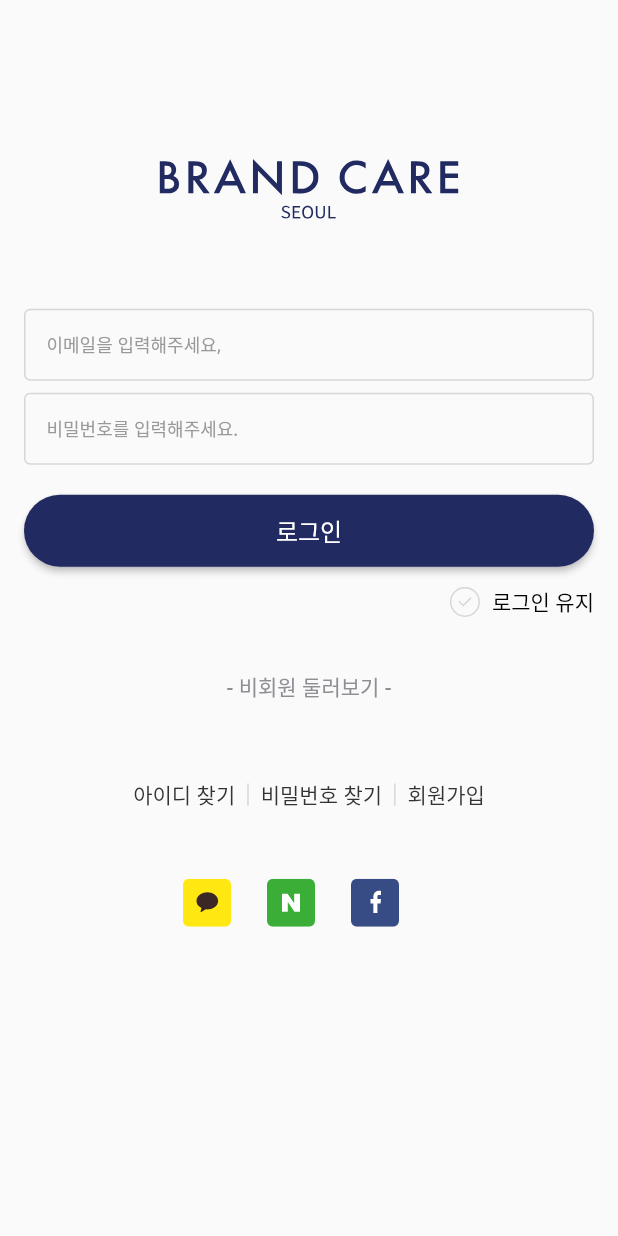
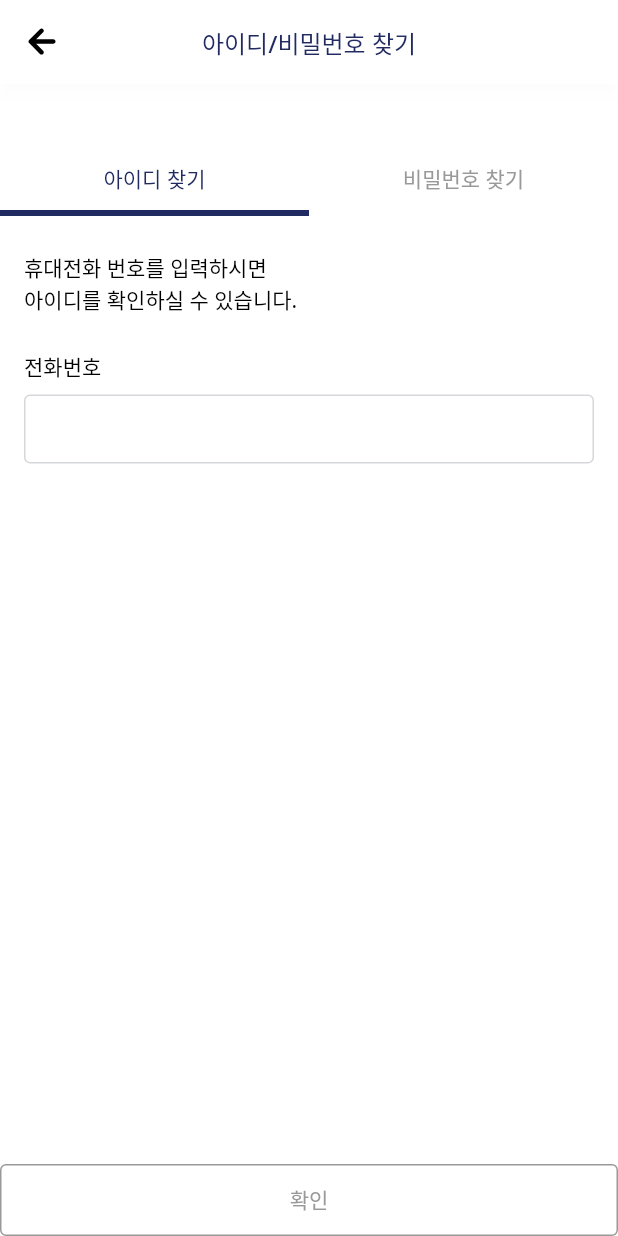
Before and after one commit to DAE-HYEON-HONG/BrandCare_flutterApp, a Flutter app: the screen it shows after launch, after a tap on "아이디 찾기", on a phone screen of 412 x 824 dp. Run offline on Flutter 3.47's test engine with Material 2 defaults, Android fonts, the phone set to English and light mode, and no system bars; our stand-ins replace flutter_screenutil, flutter_svg, get, photo_view.

Commit message:
ui: 계정찾기

```diff
--- /dev/null
+++ b/lib/bindings/findAccount_binding.dart
@@ -0,0 +1,10 @@
+import 'package:brandcare_mobile_flutter_v2/controllers/auth/find_controller.dart';
+import 'package:get/get.dart';
+
+class FindAccountBinding implements Bindings {
+  @override
+  void dependencies() {
+    Get.put(FindController());
+  }
+
+}
--- /dev/null
+++ b/lib/controllers/auth/find_controller.dart
@@ -0,0 +1,176 @@
+import 'package:brandcare_mobile_flutter_v2/controllers/base_controller.dart';
+import 'package:brandcare_mobile_flutter_v2/utils/regex_util.dart';
+import 'package:brandcare_mobile_flutter_v2/widgets/custom_dialog_widget.dart';
+import 'package:flutter/cupertino.dart';
+import 'package:flutter/material.dart';
+import 'package:get/get.dart';
+
+enum FindIdStateEnum { NONE, FIND_ALL_ID, DONE }
+
+enum FindPwStateEnum { NONE, AUTH }
+
+class FindController extends BaseController with SingleGetTickerProviderMixin {
+   TextEditingController emailController = TextEditingController();
+   TextEditingController phoneController = TextEditingController();
+   TextEditingController authCodeController = TextEditingController();
+
+   TextEditingController pwController = TextEditingController();
+   TextEditingController rePwController = TextEditingController();
+
+  int currentIndex = 0;
+  String phone = '';
+  String authCode = '';
+
+  bool isAuth = false;
+
+  bool isPwAuth = false;
+
+  Rx<bool> isPhone = false.obs;
+  Rx<String> phoneTxt = ''.obs;
+
+  Rx<bool> isCode = false.obs;
+  Rx<String> codeTxt = ''.obs;
+
+  Rx<bool> enableButton = false.obs;
+
+   Rx<String> pwTxt = ''.obs;
+   Rx<String> rePwTxt = ''.obs;
+   Rx<bool> isPwCheck = false.obs;
+
+  Rx<FindIdStateEnum> idState = FindIdStateEnum.NONE.obs;
+  Rx<FindPwStateEnum> pwState = FindPwStateEnum.NONE.obs;
+
+  late TabController tabController;
+
+  changeCurrentIndex({required int index}) {
+    currentIndex = index;
+    update();
+  }
+
+  showInfoFindId() {
+    Get.dialog(CustomDialogWidget(
+      content: '휴대전화 번호 인증을 하시면\n전체 아이디를 확인 하실 수 있습니다.\n인증을 진행하시겠습니까?',
+      title: '아이디 찾기 안내\n\nte***@test.com',
+      isSingleButton: false,
+      onClick: () {
+        idState.value = FindIdStateEnum.FIND_ALL_ID;
+        enableButton.value = false;
+        update();
+        Get.back();
+      },
+    ));
+  }
+
+  showAllFindId() {
+    Get.dialog(CustomDialogWidget(
+      content: 'test@test.com',
+      title: '아이디 안내',
+      isSingleButton: false,
+      okTxt: '로그인',
+      cancelTxt: '비밀번호 찾기',
+      onClick: () {
+        Get.back();
+        Get.offAllNamed('/auth/login');
+      },
+      onCancelClick: () {
+        Get.back();
+        tabController.index = 1;
+      },
+    ));
+  }
+
+  showPwAuthDialog() {
+    Get.dialog(
+      CustomDialogWidget(content: '인증되었습니다.', onClick: (){
+        Get.back();
+        isPwAuth = true;
+        enableButton.value = false;
+        pwState.value = FindPwStateEnum.AUTH;
+        update();
+      })
+    );
+  }
+
+   showPwChangeDialog() {
+     Get.dialog(
+         CustomDialogWidget(content: '비밀번호가 변경되었습니다..', onClick: (){
+           Get.back();
+           Get.offAllNamed('/auth/login');
+         })
+     );
+   }
+
+  void idConfirm() {
+    if (idState.value == FindIdStateEnum.NONE) {
+      showInfoFindId();
+    } else {
+      showAllFindId();
+    }
+  }
+
+  void pwConfirm() {
+    if (pwState.value == FindPwStateEnum.NONE) {
+      showPwAuthDialog();
+    } else {
+      showPwChangeDialog();
+    }
+  }
+
+  void checkAuthCode() {
+    isAuth = true;
+    enableButton.value = true;
+    update();
+  }
+
+  bool get pwCheck => pwTxt.value.length > 6 && pwTxt.value == rePwTxt.value;
+
+  @override
+  void onInit() {
+    super.onInit();
+    tabController = TabController(length: 2, vsync: this);
+    idState.value = FindIdStateEnum.NONE;
+    tabController.addListener(() {
+      print('tabController');
+      print(tabController.indexIsChanging);
+      if (tabController.indexIsChanging) {
+        emailController = TextEditingController();
+        phoneController = TextEditingController();
+        authCodeController = TextEditingController();
+         pwController = TextEditingController();
+         rePwController = TextEditingController();
+        idState.value = FindIdStateEnum.NONE;
+        pwState.value = FindPwStateEnum.NONE;
+        phone = '';
+        authCode = '';
+        isAuth = false;
+        isPwAuth = false;
+        isPhone = false.obs;
+        phoneTxt = ''.obs;
+        isCode = false.obs;
+        codeTxt = ''.obs;
+        enableButton = false.obs;
+        debounce(phoneTxt, (_) {
+          print('debounce');
+          isPhone.value = RegexUtil.checkPhoneRegex(phone: phoneTxt.value);
+          if (tabController.index == 0 && idState.value == FindIdStateEnum.NONE) {
+            enableButton.value = isPhone.value;
+          }
+        });
+        debounce(codeTxt, (_) {
+          isCode.value = codeTxt.value.length == 6;
+        });
+
+      }
+    });
+    debounce(phoneTxt, (_) {
+      print('debounce');
+      isPhone.value = RegexUtil.checkPhoneRegex(phone: phoneTxt.value);
+      if (tabController.index == 0 && idState.value == FindIdStateEnum.NONE) {
+        enableButton.value = isPhone.value;
+      }
+    });
+    debounce(codeTxt, (_) {
+      isCode.value = codeTxt.value.length == 6;
+    });
+  }
+}
--- a/lib/controllers/auth/login_controller.dart
+++ b/lib/controllers/auth/login_controller.dart
@@ -12,7 +12,7 @@
 
   Rx<bool> isAutoLogin = false.obs;
 
-  List<Map<String, String>> textList = [{'아이디 찾기': ''}, {'비밀번호 찾기': ''}, { '회원가입': ''}];
+  List<Map<String, String>> textList = [{'아이디 찾기': '/auth/find'}, {'비밀번호 찾기': '/auth/find'}, { '회원가입': ''}];
 
   List snsLoginItem = ['login_kakao.svg', 'login_naver.svg', 'login_facebook.svg'];
 
--- a/lib/main.dart
+++ b/lib/main.dart
@@ -19,6 +19,18 @@
         title: 'Brand Care',
         theme: ThemeData(
           primarySwatch: Colors.blue,
+          tabBarTheme: TabBarTheme(
+            indicator: UnderlineTabIndicator(
+              borderSide: BorderSide(
+                color: primaryColor,
+                width: 4.0
+              )
+            ),
+            labelColor: primaryColor,
+            unselectedLabelColor: gray_999Color,
+            labelStyle: medium14TextStyle,
+            unselectedLabelStyle: medium14TextStyle,
+          )
         ),
         initialRoute: '/splash',
         getPages: [...routes],
--- a/lib/routes.dart
+++ b/lib/routes.dart
@@ -1,6 +1,8 @@
+import 'package:brandcare_mobile_flutter_v2/bindings/findAccount_binding.dart';
 import 'package:brandcare_mobile_flutter_v2/bindings/login_binding.dart';
 import 'package:brandcare_mobile_flutter_v2/bindings/signup_binding.dart';
 import 'package:brandcare_mobile_flutter_v2/bindings/splash_binding.dart';
+import 'package:brandcare_mobile_flutter_v2/screens/auth/findAccount/findAccount_page.dart';
 import 'package:brandcare_mobile_flutter_v2/screens/auth/login_page.dart';
 import 'package:brandcare_mobile_flutter_v2/screens/auth/signup_page.dart';
 import 'package:brandcare_mobile_flutter_v2/screens/splash_page.dart';
@@ -9,5 +11,6 @@
 final routes = [
   GetPage(name: '/splash', page: () => SplashPage(), binding: SplashBinding()),
   GetPage(name: '/auth/login', page: () => LoginPage(), binding: LoginBinding()),
-  GetPage(name: '/auth/signup', page: () => SignUpPage(), binding: SignUpBinding())
+  GetPage(name: '/auth/signup', page: () => SignUpPage(), binding: SignUpBinding()),
+  GetPage(name: '/auth/find', page: () => FindAccountPage(), binding: FindAccountBinding())
 ];
--- /dev/null
+++ b/lib/screens/auth/findAccount/findAccount_page.dart
@@ -0,0 +1,46 @@
+import 'package:brandcare_mobile_flutter_v2/controllers/auth/find_controller.dart';
+import 'package:brandcare_mobile_flutter_v2/screens/auth/findAccount/find_id_component.dart';
+import 'package:brandcare_mobile_flutter_v2/screens/auth/findAccount/find_pw_component.dart';
+import 'package:brandcare_mobile_flutter_v2/widgets/default_appbar_scaffold.dart';
+import 'package:flutter/material.dart';
+import 'package:get/get.dart';
+
+class FindAccountPage extends GetView<FindController> {
+  const FindAccountPage({Key? key}) : super(key: key);
+
+  @override
+  Widget build(BuildContext context) {
+    return DefaultAppBarScaffold(title: '아이디/비밀번호 찾기',
+        child: SafeArea(
+          child: DefaultTabController(
+            length: 2,
+            child: Column(
+              children: [
+                const SizedBox(height: 40,),
+                SizedBox(
+                  height: 48,
+                  child: TabBar(
+                    controller: controller.tabController,
+                      tabs: [
+                    Tab(
+                      text: '아이디 찾기',
+                    ),
+                    Tab(
+                      text: '비밀번호 찾기'
+                    )
+                  ]),
+                ),
+                Flexible(
+                  child: TabBarView(
+                      controller: controller.tabController,
+                      children: [
+                    FindIdComponent(),
+                    FindPwComponent()
+                  ]),
+                ),
+              ],
+            ),
+          ),
+        ));
+  }
+}
--- /dev/null
+++ b/lib/screens/auth/findAccount/find_id_component.dart
@@ -0,0 +1,139 @@
+import 'package:brandcare_mobile_flutter_v2/consts/text_styles.dart';
+import 'package:brandcare_mobile_flutter_v2/controllers/auth/find_controller.dart';
+import 'package:brandcare_mobile_flutter_v2/widgets/button/custom_button_onoff_widget.dart';
+import 'package:brandcare_mobile_flutter_v2/widgets/button/custom_button_widget.dart';
+import 'package:brandcare_mobile_flutter_v2/widgets/form_input_widget.dart';
+import 'package:flutter/material.dart';
+import 'package:get/get.dart';
+
+class FindIdComponent extends StatelessWidget {
+  const FindIdComponent({Key? key}) : super(key: key);
+
+  @override
+  Widget build(BuildContext context) {
+    final FindController controller = Get.find<FindController>();
+    return Container(
+      width: double.infinity,
+      child: Column(
+        crossAxisAlignment: CrossAxisAlignment.start,
+        children: [
+          Padding(
+            padding: const EdgeInsets.symmetric(horizontal: 16),
+            child: Column(
+              crossAxisAlignment: CrossAxisAlignment.start,
+              children: [
+                const SizedBox(
+                  height: 24,
+                ),
+                Text(
+                  '휴대전화 번호를 입력하시면\n아이디를 확인하실 수 있습니다.',
+                  style: regular14TextStyle,
+                ),
+                const SizedBox(
+                  height: 24,
+                ),
+                GetBuilder<FindController>(builder: (_) {
+                  return Column(
+                    crossAxisAlignment: CrossAxisAlignment.start,
+                    children: [
+                      Row(
+                          children: [
+                            AnimatedContainer(
+                              duration: Duration(milliseconds: 500),
+                              width: ((controller.idState.value == FindIdStateEnum.FIND_ALL_ID ? 3 : 1) * (Get.width - 32)) / ((controller.idState.value == FindIdStateEnum.FIND_ALL_ID ? 3 : 1) + (controller.idState.value == FindIdStateEnum.FIND_ALL_ID ? 2 : 0)),
+                              child: FormInputWidget(
+                                onChange: (value) {
+                                  controller.phoneTxt.value = value;
+                                },
+                                onSubmit: (value) {},
+                                controller: controller.phoneController,
+                                isShowTitle: true,
+                                title: '전화번호',
+                              ),
+                            ),
+                            AnimatedContainer(
+                              duration: Duration(milliseconds: 500),
+                              width: ((controller.idState.value == FindIdStateEnum.FIND_ALL_ID ? 2 : 0) * (Get.width - 32)) / ((controller.idState.value == FindIdStateEnum.FIND_ALL_ID ? 2 : 0) + (controller.idState.value == FindIdStateEnum.FIND_ALL_ID ? 3 : 1)),
+                              child: Padding(
+                                padding: const EdgeInsets.only(top: 8.0, left: 8.0),
+                                child: Column(
+                                  children: [
+                                    Text(
+                                      '',
+                                      style: medium14TextStyle,
+                                    ),
+                                    CustomButtonWidget(
+                                      onClick: () {},
+                                      title: '재발송',
+                                      radius: 4,
+                                    ),
+                                  ],
+                                ),
+                              ),
+                            ),
+                          ]),
+                      const SizedBox(height: 16,),
+                      if(!controller.isAuth)
+                        AnimatedOpacity(
+                        opacity: (controller.idState.value == FindIdStateEnum.FIND_ALL_ID) ? 1.0 : 0.0,
+                        duration: Duration(milliseconds: 500),
+                        child: Row(
+                            children: [
+                              Flexible(
+                                flex: 2,
+                                child: FormInputWidget(
+                                  onChange: (value) {
+                                    controller.codeTxt.value = value;
+                                  },
+                                  onSubmit: (value) {},
+                                  controller: controller.authCodeController,
+                                  isShowTitle: true,
+                                  title: '인증번호',
+                                ),
+                              ),
+
+                              Flexible(
+                                flex: 1,
+                                child: Padding(
+                                  padding: const EdgeInsets.only(top: 8.0, left: 8.0),
+                                  child: Column(
+                                    children: [
+                                      Text(
+                                        '',
+                                        style: medium14TextStyle,
+                                      ),
+                                      Obx(() => CustomButtonOnOffWidget(
+                                        onClick: () {
+                                          controller.checkAuthCode();
+                                        },
+                                        title: '인증확인',
+                                        radius: 4,
+                                        isOn: controller.isCode.value,
+                                      )),
+                                    ],
+                                  ),
+                                ),
+                              ),
+
+                            ]),
+                      )
+                      else
+                        Text('인증되었습니다.', style: medium14TextStyle.copyWith(color: Color(0xff169F00)),)
+                    ],
+                  );
+                }),
+
+              ],
+            ),
+          ),
+          const Spacer(),
+          Obx(() =>
+              CustomButtonOnOffWidget(
+                  title: '확인', onClick: () {
+                controller.idConfirm();
+              }, isOn: controller.enableButton.value))
+        ],
+      ),
+    );
+  }
+}
--- a/lib/screens/auth/login_page.dart
+++ b/lib/screens/auth/login_page.dart
@@ -145,8 +145,9 @@
           onPressed: () {
             if(title == '회원가입'){
               controller.openSignUpDialog();
+            }else {
+              Get.toNamed(link);
             }
-            // Get.to(link);
           },
           child: Text(
             '$title',
--- a/lib/widgets/button/custom_button_widget.dart
+++ b/lib/widgets/button/custom_button_widget.dart
@@ -31,7 +31,7 @@
         height: height,
         child: ElevatedButton(
           onPressed: this.onClick,
-          child: Text(title),
+          child: Text(title, overflow: TextOverflow.ellipsis,),
           style: ButtonStyle(
               backgroundColor: MaterialStateProperty.all<Color>(primaryColor),
               shape: MaterialStateProperty.all<RoundedRectangleBorder>(
```
Also changed, not shown: lib/screens/auth/findAccount/find_pw_component.dart (added, +189 -0 lines), lib/widgets/custom_dialog_widget.dart (+15 -4 lines).
